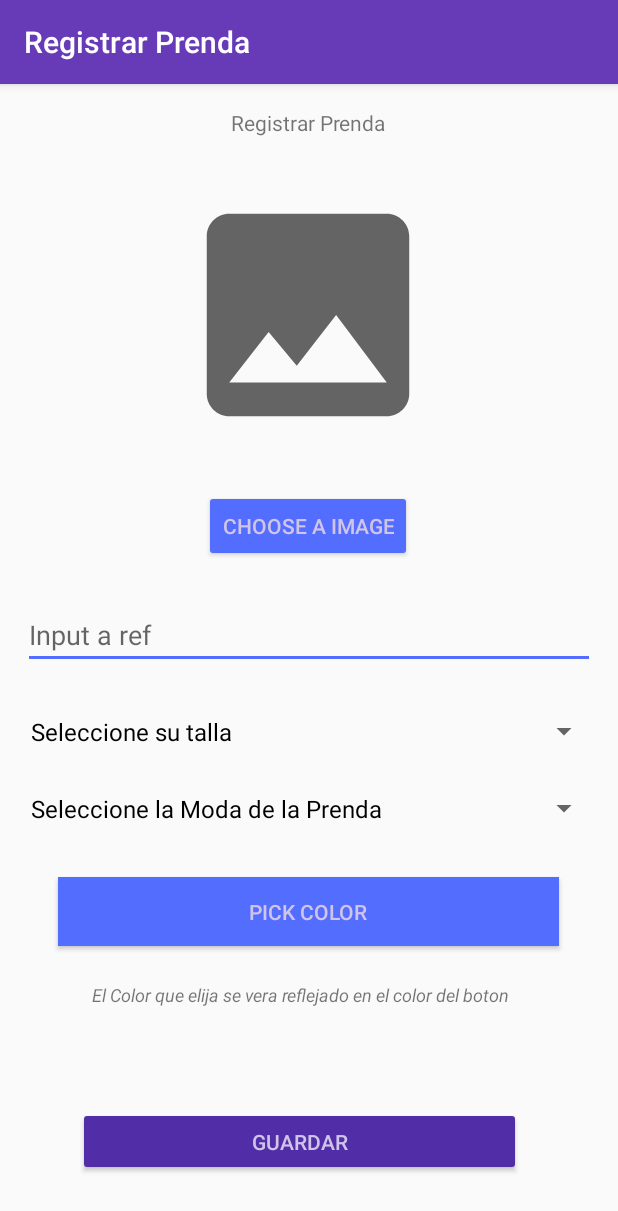
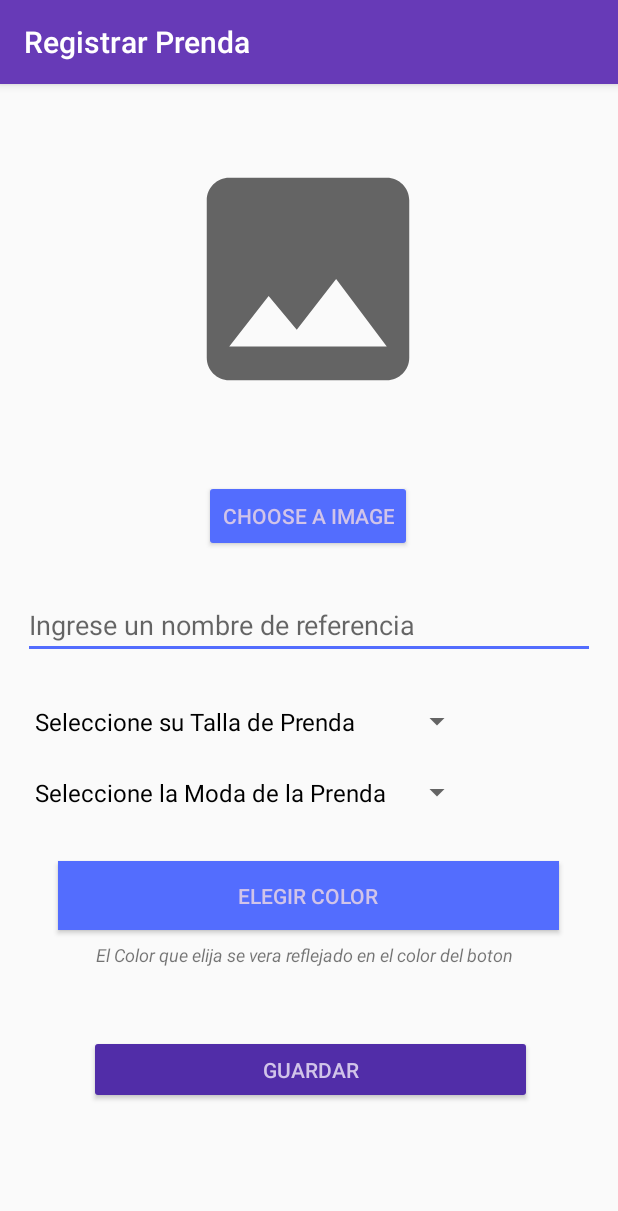
Before and after one commit to wdavid73/Project_Movil_ComfaAPP, an Android app: the RegisterClothActivity screen opened directly, with no data from a screen before it, on a phone screen of 412 x 824 dp. Shown: the top 1211 px of the screen. Run offline under Robolectric (Android 15) with nearby library versions, the light colour scheme and no system bars; libraries missing offline, so code that uses them is left out: yuku.ambilwarna.

Commit message:
register cloth

```diff
--- a/app/src/main/res/layout/activity_register_cloth.xml
+++ b/app/src/main/res/layout/activity_register_cloth.xml
@@ -6,23 +6,11 @@
     android:layout_height="match_parent"
     tools:context=".Activitys.RegisterClothActivity">
 
-    <TextView
-        android:id="@+id/textView6"
-        android:layout_width="wrap_content"
-        android:layout_height="wrap_content"
-        android:text="@string/title_register_cloth"
-        app:layout_constraintBottom_toBottomOf="parent"
-        app:layout_constraintEnd_toEndOf="parent"
-        app:layout_constraintHorizontal_bias="0.498"
-        app:layout_constraintStart_toStartOf="parent"
-        app:layout_constraintTop_toTopOf="parent"
-        app:layout_constraintVertical_bias="0.021" />
-
     <ImageView
         android:id="@+id/image_selected"
         android:layout_width="180dp"
         android:layout_height="180dp"
-        android:layout_marginTop="64dp"
+        android:layout_marginTop="40dp"
         app:layout_constraintEnd_toEndOf="parent"
         app:layout_constraintHorizontal_bias="0.497"
         app:layout_constraintStart_toStartOf="parent"
@@ -33,7 +21,7 @@
         android:id="@+id/btnChooseImage"
         android:layout_width="wrap_content"
         android:layout_height="wrap_content"
-        android:layout_marginBottom="16dp"
+        android:layout_marginBottom="412dp"
         android:backgroundTint="@color/colorAccent"
         android:text="@string/btn_choose_image"
         android:textColor="@color/colorPrimaryLight"
@@ -41,8 +29,7 @@
         app:layout_constraintEnd_toEndOf="parent"
         app:layout_constraintHorizontal_bias="0.498"
         app:layout_constraintStart_toStartOf="parent"
-        app:layout_constraintTop_toBottomOf="@+id/textView6"
-        app:layout_constraintVertical_bias="0.352" />
+        app:layout_constraintTop_toBottomOf="@+id/image_selected" />
 
     <EditText
         android:id="@+id/txtRef"
@@ -59,19 +46,21 @@
 
     <Spinner
         android:id="@+id/spSize"
-        android:layout_width="387dp"
+        android:layout_width="300dp"
         android:layout_height="35dp"
         android:layout_marginTop="24dp"
         app:layout_constraintEnd_toEndOf="parent"
+        app:layout_constraintHorizontal_bias="0.135"
         app:layout_constraintStart_toStartOf="parent"
         app:layout_constraintTop_toBottomOf="@+id/txtRef" />
 
     <Spinner
         android:id="@+id/spFashion"
-        android:layout_width="387dp"
+        android:layout_width="300dp"
         android:layout_height="35dp"
-        android:layout_marginTop="16dp"
+        android:layout_marginTop="12dp"
         app:layout_constraintEnd_toEndOf="parent"
+        app:layout_constraintHorizontal_bias="0.135"
         app:layout_constraintStart_toStartOf="parent"
         app:layout_constraintTop_toBottomOf="@+id/spSize" />
 
@@ -79,14 +68,14 @@
         android:id="@+id/button2"
         android:layout_width="295dp"
         android:layout_height="46dp"
-        android:layout_marginBottom="40dp"
+        android:layout_marginBottom="88dp"
         android:backgroundTint="@color/colorPrimaryDark"
         android:onClick="save"
         android:text="@string/save"
         android:textColor="@color/colorPrimaryLight"
         app:layout_constraintBottom_toBottomOf="parent"
         app:layout_constraintEnd_toEndOf="parent"
-        app:layout_constraintHorizontal_bias="0.443"
+        app:layout_constraintHorizontal_bias="0.508"
         app:layout_constraintStart_toStartOf="parent" />
 
     <Button
@@ -106,12 +95,12 @@
         android:id="@+id/textView"
         android:layout_width="wrap_content"
         android:layout_height="wrap_content"
-        android:layout_marginTop="24dp"
+        android:layout_marginTop="8dp"
         android:text="@string/info_color_selected"
         android:textSize="12sp"
         android:textStyle="italic"
         app:layout_constraintEnd_toEndOf="@+id/btnPickColor"
-        app:layout_constraintHorizontal_bias="0.413"
+        app:layout_constraintHorizontal_bias="0.456"
         app:layout_constraintStart_toStartOf="@+id/btnPickColor"
         app:layout_constraintTop_toBottomOf="@+id/btnPickColor" />
 </androidx.constraintlayout.widget.ConstraintLayout>
--- a/app/src/main/res/values/strings.xml
+++ b/app/src/main/res/values/strings.xml
@@ -8,7 +8,7 @@
     <string name="title_activity_list_cloth">Lista de Prendas Activity</string>
     <string name="title_activity_list_rentals">Lista de Alquileres Activity</string>
 
-    <string name="select_size">Seleccione su talla</string>
+    <string name="select_size">Seleccione su Talla de Prenda</string>
     <string name="size_xs">Talla XS</string>
     <string name="size_s">Talla S</string>
     <string name="size_m">Talla M</string>
@@ -19,6 +19,13 @@
     <string name="general">General</string>
     <string name="to_measure">A Medida</string>
 
+
+    <string name="title_register_cloth">Registrar Prenda</string>
+    <string name="btn_choose_image">Choose a Image</string>
+    <string name="save">Guardar</string>
+    <string name="pick_color">elegir color</string>
+    <string name="input_ref">Ingrese un nombre de referencia</string>
+    <string name="info_color_selected">El Color que elija se vera reflejado en el color del boton</string>
 
     <string-array name="sizes">
         <item>@string/select_size</item>
@@ -43,12 +50,7 @@
     <string name="hello_second_fragment">Hello second fragment. Arg: %1$s</string>
     <string name="next">Next</string>
     <string name="previous">Previous</string>
-    <string name="input_ref">Input a ref</string>
-    <string name="title_register_cloth">Registrar Prenda</string>
-    <string name="btn_choose_image">Choose a Image</string>
-    <string name="save">Guardar</string>
-    <string name="pick_color">Pick Color</string>
-    <string name="info_color_selected">El Color que elija se vera reflejado en el color del boton</string>
+
 
 
 </resources>
```
Also changed, not shown: app/src/main/java/com/example/confmaapp/Activitys/RegisterClothActivity.java (+61 -2 lines).
